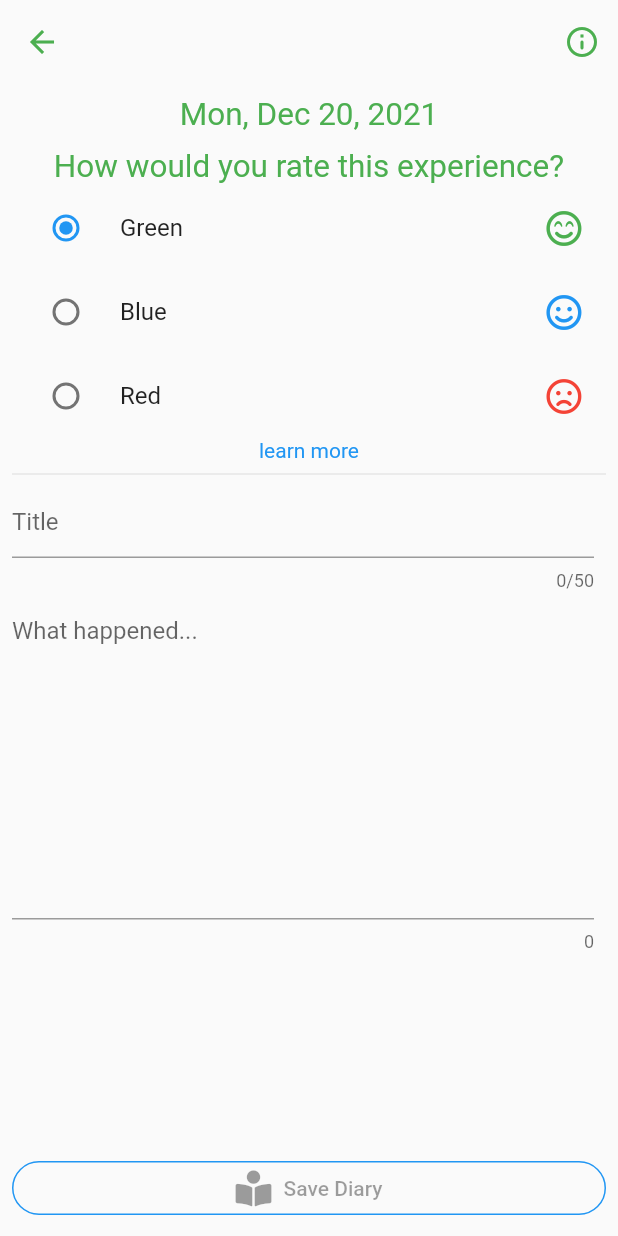
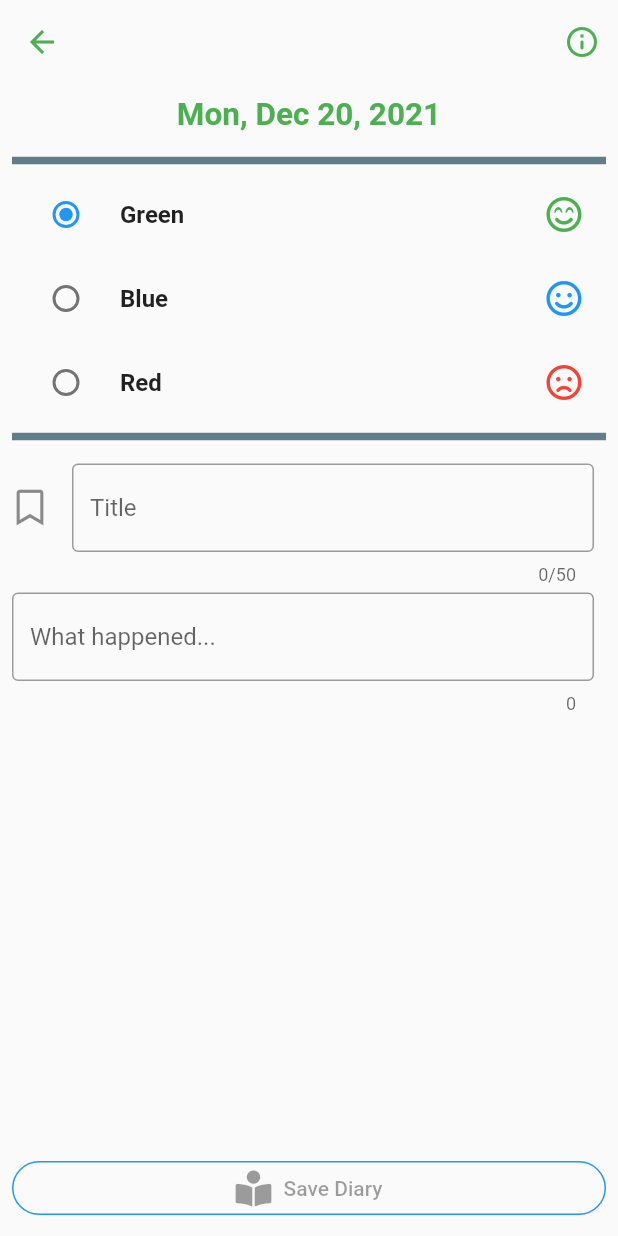
Before and after one commit to kebora/greensundiary, a Flutter app: the AddDiaryScreen screen opened directly, on a phone screen of 412 x 824 dp. Run offline on Flutter 3.47's test engine with Material 2 defaults, Android fonts, the phone set to English and light mode, and no system bars; our stand-ins replace bloc, cloud_firestore, cool_alert, double_back_to_close_app, firebase_auth, firebase_core and 7 more; missing offline and left inert: automate_alert, flutter_circular_text, social_share; accounts and stored records are empty.

```diff
--- a/lib/diary/add_diary_screen.dart
+++ b/lib/diary/add_diary_screen.dart
@@ -1,4 +1,6 @@
+import 'package:flutter/cupertino.dart';
 import 'package:flutter/material.dart';
+import 'package:flutter/painting.dart';
 import 'package:font_awesome_flutter/font_awesome_flutter.dart';
 import 'package:greensundiary/diary/bloc/bloc.dart';
 import 'package:intl/intl.dart';
@@ -115,6 +117,7 @@ class _AddDiaryScreenState extends State<AddDiaryScreen> {
             textScaleFactor: 1.5,
             style: TextStyle(
               color: Colors.green,
+              fontWeight: FontWeight.bold,
             ),
           ),
           onTap: () => _selectDate(context),
@@ -138,10 +141,10 @@ class _AddDiaryScreenState extends State<AddDiaryScreen> {
                       onChanged: bloc.changeTitleText,
                       decoration: InputDecoration(
                           hintText: 'Title',
-                          // border: OutlineInputBorder(),
-                          // icon: Icon(
-                          //   FontAwesomeIcons.brain,
-                          // ),
+                          border: OutlineInputBorder(),
+                          icon: Icon(
+                            FontAwesomeIcons.bookmark,
+                          ),
                           errorText: snapshot.error),
                       maxLength: 50,
                     );
@@ -160,10 +163,10 @@ class _AddDiaryScreenState extends State<AddDiaryScreen> {
                       decoration: InputDecoration(
                         // icon: Icon(FontAwesomeIcons.penNib),
                         hintText: 'What happened...',
-                        // border: OutlineInputBorder(),
+                        border: OutlineInputBorder(),
                         errorText: snapshot.error,
                       ),
-                      minLines: 10,
+                      minLines: 1,
                       maxLines: 10,
                       maxLength: -1,
                     );
@@ -179,15 +182,19 @@ class _AddDiaryScreenState extends State<AddDiaryScreen> {
   Widget moodCard(Bloc bloc) {
     return Column(
       children: [
-        Text(
-          "How would you rate this experience?",
-          textScaleFactor: 1.5,
-          style: TextStyle(color: Colors.green),
+        Divider(
+          color: Colors.blueGrey,
+          thickness: 5,
         ),
         Column(
           children: [
             RadioListTile(
-                title: Text("Green"),
+                title: Text(
+                  "Green",
+                  style: TextStyle(
+                    fontWeight: FontWeight.bold,
+                  ),
+                ),
                 secondary: Icon(
                   FontAwesomeIcons.smileBeam,
                   color: Colors.green,
@@ -200,7 +207,12 @@ class _AddDiaryScreenState extends State<AddDiaryScreen> {
                   });
                 }),
             RadioListTile(
-                title: Text("Blue"),
+                title: Text(
+                  "Blue",
+                  style: TextStyle(
+                    fontWeight: FontWeight.bold,
+                  ),
+                ),
                 secondary: Icon(
                   FontAwesomeIcons.smile,
                   color: Colors.blue,
@@ -213,7 +225,12 @@ class _AddDiaryScreenState extends State<AddDiaryScreen> {
                   });
                 }),
             RadioListTile(
-                title: Text("Red"),
+                title: Text(
+                  "Red",
+                  style: TextStyle(
+                    fontWeight: FontWeight.bold,
+                  ),
+                ),
                 secondary: Icon(
                   FontAwesomeIcons.frown,
                   color: Colors.red,
@@ -225,66 +242,11 @@ class _AddDiaryScreenState extends State<AddDiaryScreen> {
                     mood = value;
                   });
                 }),
-            GestureDetector(
-              child: Text(
-                "learn more",
-                style: TextStyle(color: Colors.blue),
-              ),
-              onTap: () {
-                showModalBottomSheet(
-                    context: context,
-                    builder: (context) {
-                      return Column(
-                        mainAxisSize: MainAxisSize.min,
-                        children: <Widget>[
-                          ListTile(
-                            leading: new CircleAvatar(
-                              backgroundColor: Colors.green,
-                            ),
-                            title: new Text('Good'),
-                            onTap: () {
-                              Navigator.pop(context);
-                            },
-                          ),
-                          Padding(
-                            padding: const EdgeInsets.all(8.0),
-                            child: Text(
-                                "Your mental condition is great and has not been negatively affected by the experience!"),
-                          ),
-                          ListTile(
-                            leading: new CircleAvatar(
-                              backgroundColor: Colors.blue,
-                            ),
-                            title: new Text('Average'),
-                            onTap: () {
-                              Navigator.pop(context);
-                            },
-                          ),
-                          Padding(
-                            padding: const EdgeInsets.all(8.0),
-                            child: Text(
-                                "Your mental condition is slightly negatively affected, you need some time on your own to recover fully!"),
-                          ),
-                          ListTile(
-                            leading: new CircleAvatar(
-                              backgroundColor: Colors.red,
-                            ),
-                            title: new Text('Not good'),
-                            onTap: () {
-                              Navigator.pop(context);
-                            },
-                          ),
-                          Padding(
-                            padding: const EdgeInsets.all(8.0),
-                            child: Text(
-                                "Your mental condition has been negatively affected, the only way to recover is by sharing your experience with someone!"),
-                          ),
-                        ],
-                      );
-                    });
-              },
+            Divider(
+              color: Colors.blueGrey,
+              thickness: 5,
             ),
-            Divider(),
+            Padding(padding: EdgeInsets.only(bottom: 10)),
           ],
         ),
       ],
```
Also changed, not shown: my-readme-files/home.png (added), my-readme-files/login_screenshot.png (added).
